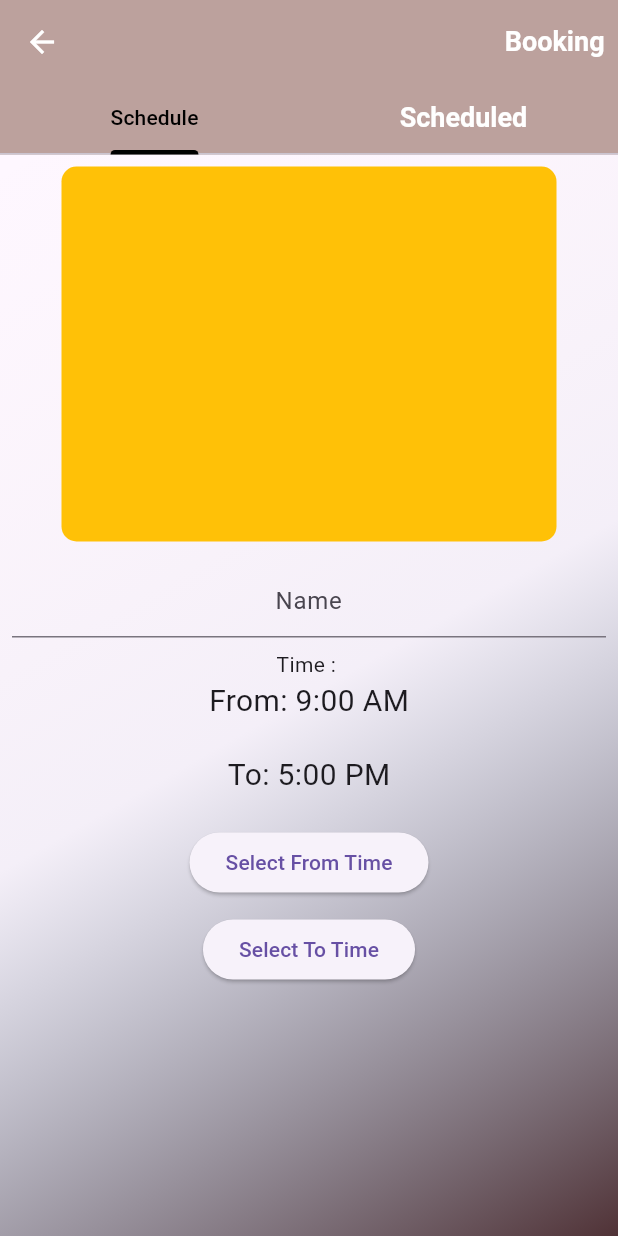
After one commit to Asmabi-cheriyath/ezlife, a Flutter app: the Book2User screen opened directly, on a phone screen of 412 x 824 dp. The commit adds this screen. Run offline on Flutter 3.47's test engine with Material 3 defaults, Android fonts, the phone set to English and light mode, and no system bars; missing offline and left inert: dart:ffi.

Commit message:
time picker

```diff
--- /dev/null
+++ b/lib/tabs/schedule_tab.dart
@@ -0,0 +1,106 @@
+import 'package:flutter/cupertino.dart';
+import 'package:flutter/material.dart';
+
+class Schedule extends StatefulWidget {
+  const Schedule({super.key});
+
+  @override
+  State<Schedule> createState() => _ScheduleState();
+}
+
+
+
+class _ScheduleState extends State<Schedule> {
+
+  TimeOfDay _fromTime = TimeOfDay(hour: 9, minute: 0); // Initial 'from' time
+  TimeOfDay _toTime = TimeOfDay(hour: 17, minute: 0); // Initial 'to' time
+
+  Future<void> _selectTime(BuildContext context, bool isFrom) async {
+    final TimeOfDay? picked = await showTimePicker(
+      context: context,
+      initialTime: isFrom ? _fromTime : _toTime,
+    );
+    if (picked != null) {
+      setState(() {
+        if (isFrom) {
+          _fromTime = picked;
+        } else {
+          _toTime = picked;
+        }
+      });
+    }
+  }
+
+
+  @override
+  Widget build(BuildContext context) {
+    // TimeOfDay selectedTime=TimeOfDay.now();
+    return Container(
+      child: Column(
+        children: [
+          Padding(
+            padding: const EdgeInsets.all(8.0),
+            child: Container(
+              height: 250,
+              width: 330,
+              decoration: BoxDecoration(
+                  color: Colors.amber, borderRadius: BorderRadius.circular(10)),
+            ),
+          ),
+          Padding(
+            padding: const EdgeInsets.all(8.0),
+            child: TextFormField(
+              textAlign: TextAlign.center,
+              decoration: const InputDecoration(
+                hintText: "Name",
+              ),
+            ),
+          ),
+          Text("Time : "),
+
+            Text(
+              'From: ${_fromTime.format(context)}',
+              style: TextStyle(fontSize: 20),
+            ),
+            SizedBox(height: 20),
+            Text(
+              'To: ${_toTime.format(context)}',
+              style: TextStyle(fontSize: 20),
+            ),
+            SizedBox(height: 20),
+            ElevatedButton(
+              onPressed: () => _selectTime(context, true),
+              child: Text('Select From Time'),
+            ),
+            SizedBox(height: 10),
+            ElevatedButton(
+              onPressed: () => _selectTime(context, false),
+              child: Text('Select To Time'),
+            ),
+
+
+          // Row(children: [Text("${selectedTime.hour}:${selectedTime.minute}"),ElevatedButton(onPressed: () async {
+          //   final TimeOfDay? timeOfDay =await showTimePicker(context: context, initialTime: TimeOfDay.now());
+          // }, child: Text("From"))],),
+          // Row(children: [Text("${selectedTime.hour}:${selectedTime.minute}"),
+          // InkWell(onTap: () async{
+          //    final TimeOfDay? timeOfDay =await showTimePicker(context: context, initialTime: TimeOfDay.now());
+          // },
+          //   child: Container(
+          //      height: 40,
+          //                                             width: 80,
+          //                                             decoration: BoxDecoration(
+
+          //                                                 border: Border.all(color: Colors.white),
+          //                                                 borderRadius: BorderRadius.circular(15)),
+          //                                             child: Center(
+          //                                                 child: Text(
+          //                                               "To",
+          //                                             )),
+          //   ),
+          // )],),
+        ],
+      ),
+    );
+  }
+}
--- /dev/null
+++ b/lib/tabs/scheduled_tab.dart
@@ -0,0 +1,12 @@
+import 'package:flutter/cupertino.dart';
+
+class Scheduled extends StatelessWidget {
+  const Scheduled({super.key});
+
+  @override
+  Widget build(BuildContext context) {
+    return Container(
+
+    );
+  }
+}
--- /dev/null
+++ b/lib/user/book2_user.dart
@@ -0,0 +1,90 @@
+import 'package:ezlife/tabs/schedule_tab.dart';
+import 'package:ezlife/tabs/scheduled_tab.dart';
+import 'package:flutter/cupertino.dart';
+import 'package:flutter/material.dart';
+
+class Book2User extends StatefulWidget {
+  const Book2User({super.key});
+
+  @override
+  State<Book2User> createState() => _Book2UserState();
+}
+
+class _Book2UserState extends State<Book2User> {
+  @override
+  Widget build(BuildContext context) {
+    final themedata = Theme.of(context);
+
+    return SafeArea(
+      child: DefaultTabController(
+        length: 3,
+        child: Scaffold(
+          appBar: AppBar(
+            backgroundColor:  Color.fromARGB(255, 188, 161, 157),
+            elevation: 0.0,
+            toolbarHeight: 55,
+            leading: Padding(
+                padding: const EdgeInsets.all(8.0),
+                child: IconButton(
+                    onPressed: () {
+                      Navigator.pop(context);
+                    },
+                    icon: const Icon(
+                      Icons.arrow_back,
+                      color: Colors.white,
+                    ))),
+            actions: [
+              Text(
+                "Booking  ",
+                style: themedata.textTheme.displayMedium,
+              ),
+            ],
+            // flexibleSpace: Container(
+            //     decoration: const BoxDecoration(
+            //         borderRadius: BorderRadius.only(
+            //             bottomLeft: Radius.circular(20),
+            //             bottomRight: Radius.circular(20)),
+            //         color: Color.fromARGB(255, 188, 161, 157)),
+            //     ),
+            bottom: TabBar(unselectedLabelStyle: themedata.textTheme.displayMedium,
+            labelColor: Colors.black,
+            indicatorColor: Colors.black,
+            tabs: const [
+                  Tab(
+                    text: "Schedule",
+                  ),
+                  Tab(
+                    text: "Scheduled",
+                  ),
+                ]),
+          ),
+          body: Container(
+            height: double.infinity,
+            width: double.infinity,
+            decoration: const BoxDecoration(
+                gradient: LinearGradient(
+              colors: [
+                Color.fromARGB(0, 192, 180, 141),
+                Color.fromARGB(15, 86, 110, 135),
+                Color.fromARGB(255, 80, 50, 54)
+              ],
+              begin: Alignment.topLeft,
+              end: Alignment.bottomRight,
+            )),
+            child: const Column(
+              children: [
+
+                Expanded(
+                  child: TabBarView(children: [
+                    Schedule(),
+                    Scheduled(),
+                  ]),
+                )
+              ],
+            ),
+          ),
+        ),
+      ),
+    );
+  }
+}
--- a/lib/user/book_user.dart
+++ b/lib/user/book_user.dart
@@ -1,3 +1,4 @@
+import 'package:ezlife/user/book2_user.dart';
 import 'package:flutter/cupertino.dart';
 import 'package:flutter/material.dart';
 
@@ -100,6 +101,9 @@ class _BookUserState extends State<BookUser> {
                             const Spacer(),
                             Padding(
                               padding: const EdgeInsets.all(8.0),
+                              child: InkWell(onTap: (){
+                                Navigator.of(context).push(MaterialPageRoute(builder: (context)=>Book2User()));
+                              },
                                 child: Container(
                                                     height: 40,
                                                     width: 80,
@@ -111,6 +115,7 @@ class _BookUserState extends State<BookUser> {
                                                         child: Text(
                                                       "Book",
                                                     )),
+                                                  ),
                               ),
                             )
                           ],
--- a/lib/user/pay2_user.dart
+++ b/lib/user/pay2_user.dart
@@ -105,7 +105,7 @@ class _Pay2UserState extends State<Pay2User> {
                   Padding(
                     padding: EdgeInsets.all(8.0),
                     child: CircleAvatar(
-                      backgroundImage: AssetImage("images/gpay1.jpeg"),
+                      backgroundImage: AssetImage("asset/gpay1.jpeg"),
                     ),
                   )
                 ],
@@ -141,7 +141,7 @@ class _Pay2UserState extends State<Pay2User> {
                   Padding(
                     padding: EdgeInsets.all(8.0),
                     child: CircleAvatar(
-                      backgroundImage: AssetImage("images/phonepay.jpeg"),
+                      backgroundImage: AssetImage("asset/phonepay.jpeg"),
                     ),
                   )
                 ],
@@ -177,7 +177,7 @@ class _Pay2UserState extends State<Pay2User> {
                   Padding(
                     padding: EdgeInsets.all(8.0),
                     child: CircleAvatar(
-                      backgroundImage: AssetImage("images/paytm.jpeg"),
+                      backgroundImage: AssetImage("asset/paytm.jpeg"),
                     ),
                   )
                 ],
@@ -213,7 +213,7 @@ class _Pay2UserState extends State<Pay2User> {
                   Padding(
                     padding: EdgeInsets.all(8.0),
                     child: CircleAvatar(
-                      backgroundImage: AssetImage("images/bobupi.jpeg"),
+                      backgroundImage: AssetImage("asset/bobupi.jpeg"),
                       child: DecoratedBox(
                           decoration: BoxDecoration(
                         boxShadow: [
--- a/lib/user/payment_user.dart
+++ b/lib/user/payment_user.dart
@@ -144,6 +144,9 @@ class _PayUserState extends State<PayUser> {
             Center(
               child: Padding(
                 padding: const EdgeInsets.only(bottom: 70),
+                child: InkWell(onTap: (){
+                  Navigator.of(context).push(MaterialPageRoute(builder: (context)=>Pay2User()));
+                },
                   child: Container(
                     height: 50,
                     width: 120,
@@ -158,6 +161,7 @@ class _PayUserState extends State<PayUser> {
                     )),
                   ),
                 ),
+              ),
             )
           ],
         ),
--- a/lib/user/user.dart
+++ b/lib/user/user.dart
@@ -21,7 +21,7 @@ class _UserState extends State<User> {
           width: double.infinity,
           decoration: BoxDecoration(
               image: DecorationImage(
-                  image: AssetImage("asset/flat21.jpg"), fit: BoxFit.cover)),
+                  image: AssetImage("asset/flat1.jpg"), fit: BoxFit.cover)),
           child: Column(
             children: [
               SizedBox(
```
Also changed, not shown: asset/welcome.jpeg (added). Lines whose indentation alone changed are shown as unchanged.
